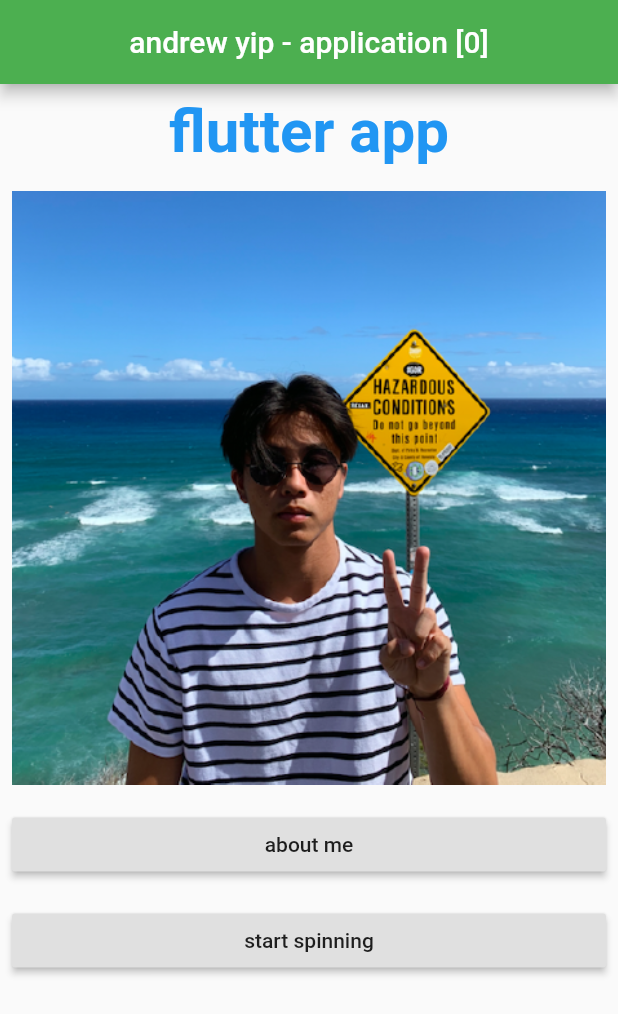
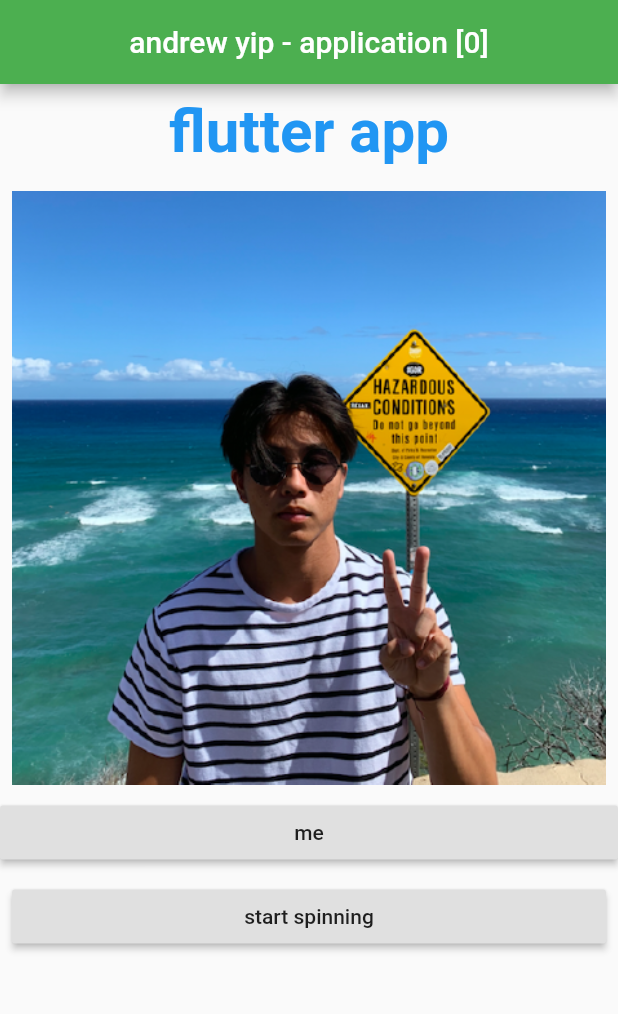
Before and after one commit to andrew-yip/flutter-first-app, a Flutter app: the screen it shows after launch, on a phone screen of 412 x 824 dp. Shown: the top 1014 px of the screen. Run offline on Flutter 3.47's test engine with Material 2 defaults, Android fonts, the phone set to English and light mode, and no system bars; our stand-ins replace flutter_spinkit.

Commit message:
finally got the navigation to work on the "me" button

```diff
--- a/lib/main.dart
+++ b/lib/main.dart
@@ -1,6 +1,8 @@
+import 'package:flutter/cupertino.dart';
 import 'package:flutter/material.dart';
 import 'package:flutter_spinkit/flutter_spinkit.dart';
 import 'package:helloworldapp/screens/about_me.dart';
+import 'package:flutter/src/widgets/navigator.dart';
 
 void main() {
   runApp(MyApp());
@@ -45,16 +47,14 @@ class _MyAppState extends State<MyApp> {
                     child: Image(image: AssetImage('assets/images/me.png'))
                   ),
                 ),
-                Padding(
-                  padding: const EdgeInsets.all(8.0),
-                  child: RaisedButton(
-                    child: Text('about me'), // ternary. if loading true text = [1] else [0]
+                Builder(
+                  builder: (context) => RaisedButton(
                     onPressed: () {
-                      Navigator.push(
-                        context,
-                        MaterialPageRoute(builder: (context) => AboutMe()),
-                      );
+                      Navigator.push(context,
+                          MaterialPageRoute(
+                              builder: (context) => AboutMe()));
                     },
+                    child: Text('me'),
                   ),
                 ),
             Padding(
```
